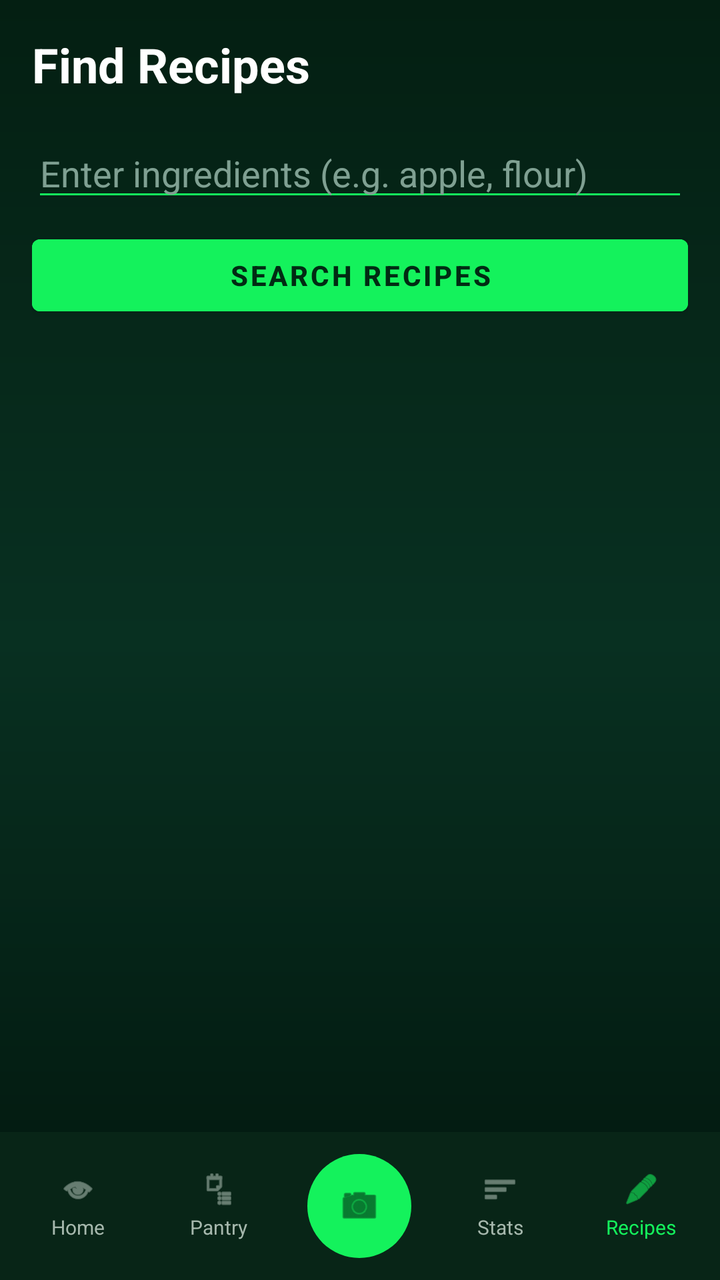
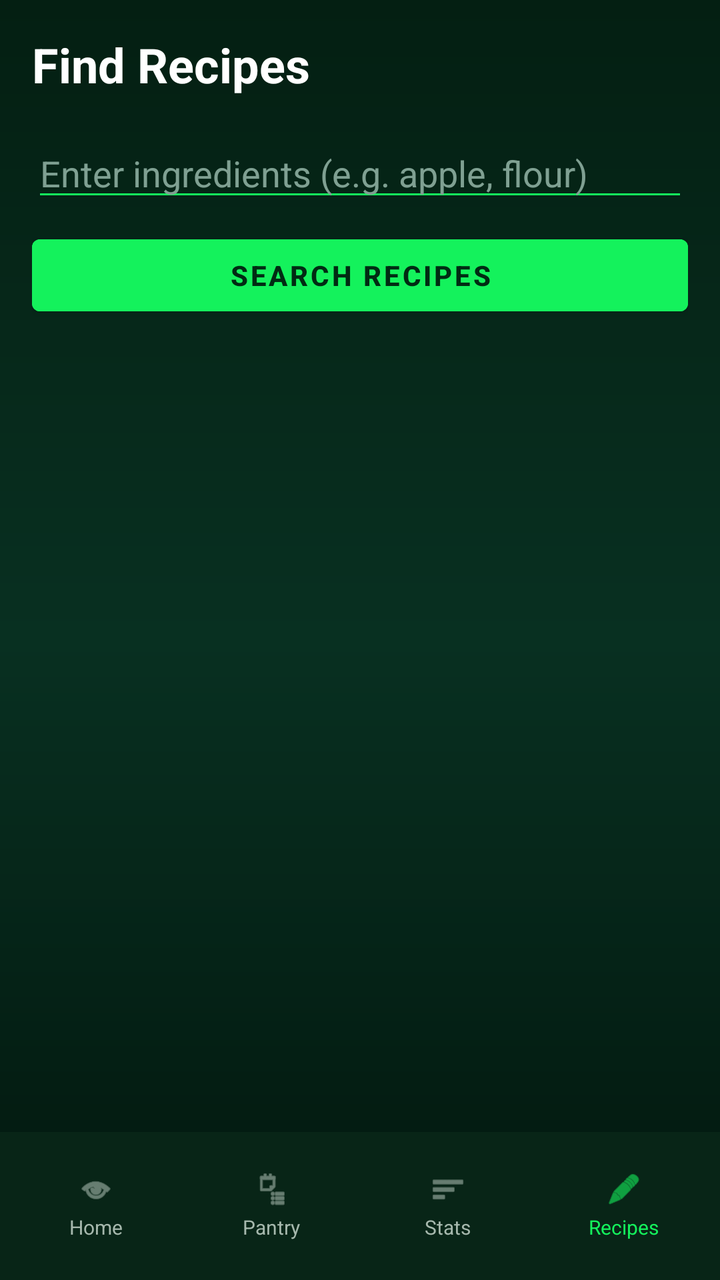

Two renders of the same Android screen: before a commit and after it. Below are the layout's source before the change and the commit's diff.
<!-- AndroidManifest.xml: application theme Theme.MobileGroup -->
<!-- res/layout/activity_main.xml -->
<?xml version="1.0" encoding="utf-8"?>
<LinearLayout xmlns:android="http://schemas.android.com/apk/res/android"
    xmlns:app="http://schemas.android.com/apk/res-auto"
    android:layout_width="match_parent"
    android:layout_height="match_parent"
    android:orientation="vertical"
    android:background="@drawable/bg_dashboard">

    
    <LinearLayout
        android:layout_width="match_parent"
        android:layout_height="0dp"
        android:layout_weight="1"
        android:orientation="vertical"
        android:padding="16dp">

        <TextView
            android:layout_width="wrap_content"
            android:layout_height="wrap_content"
            android:text="Find Recipes"
            android:textColor="#FFFFFF"
            android:textSize="24sp"
            android:textStyle="bold"
            android:layout_marginBottom="16dp"/>

        <EditText
            android:id="@+id/editText_ingredients"
            android:layout_width="match_parent"
            android:layout_height="wrap_content"
            android:hint="Enter ingredients (e.g. apple, flour)"
            android:textColor="#FFFFFF"
            android:textColorHint="#7FA092"
            android:backgroundTint="#14F25C"/>

        <Button
            android:id="@+id/button_search_recipes"
            android:layout_width="match_parent"
            android:layout_height="wrap_content"
            android:layout_marginTop="8dp"
            android:text="Search Recipes"
            android:backgroundTint="#14F25C"
            android:textColor="#012B13"
            android:textStyle="bold"/>

        <ProgressBar
            android:id="@+id/progressBar_loading"
            android:layout_width="wrap_content"
            android:layout_height="wrap_content"
            android:layout_gravity="center"
            android:visibility="gone"
            android:indeterminateTint="#14F25C"
            android:layout_marginTop="16dp"/>

        <androidx.recyclerview.widget.RecyclerView
            android:id="@+id/recyclerView_recipes"
            android:layout_width="match_parent"
            android:layout_height="match_parent"
            android:layout_marginTop="16dp"
            android:clipToPadding="false"/>
    </LinearLayout>

    
    <LinearLayout
        android:layout_width="match_parent"
        android:layout_height="74dp"
        android:background="#082517"
        android:gravity="center"
        android:orientation="horizontal"
        android:paddingStart="4dp"
        android:paddingEnd="4dp"
        android:weightSum="5">

        <LinearLayout
            android:id="@+id/navHome"
            android:layout_width="0dp"
            android:layout_height="wrap_content"
            android:layout_weight="1"
            android:gravity="center"
            android:orientation="vertical">

            <ImageView
                android:layout_width="18dp"
                android:layout_height="18dp"
                android:src="@android:drawable/ic_menu_view"
                app:tint="#A6B8AD" />

            <TextView
                android:layout_width="wrap_content"
                android:layout_height="wrap_content"
                android:layout_marginTop="3dp"
                android:text="Home"
                android:textColor="#A6B8AD"
                android:textSize="10sp" />
        </LinearLayout>

        <LinearLayout
            android:id="@+id/navPantry"
            android:layout_width="0dp"
            android:layout_height="wrap_content"
            android:layout_weight="1"
            android:gravity="center"
            android:orientation="vertical">

            <ImageView
                android:layout_width="18dp"
                android:layout_height="18dp"
                android:src="@android:drawable/ic_menu_agenda"
                app:tint="#A6B8AD" />

            <TextView
                android:layout_width="wrap_content"
                android:layout_height="wrap_content"
                android:layout_marginTop="3dp"
                android:text="Pantry"
                android:textColor="#A6B8AD"
                android:textSize="10sp" />
        </LinearLayout>

        <LinearLayout
            android:id="@+id/navScan"
            android:layout_width="0dp"
            android:layout_height="wrap_content"
            android:layout_weight="1"
            android:gravity="center"
            android:orientation="vertical">

            <FrameLayout
                android:layout_width="52dp"
                android:layout_height="52dp"
                android:background="@drawable/bg_scan_circle">

                <ImageView
                    android:layout_width="22dp"
                    android:layout_height="22dp"
                    android:layout_gravity="center"
                    android:src="@android:drawable/ic_menu_camera"
                    app:tint="#012B13" />
            </FrameLayout>
        </LinearLayout>

        <LinearLayout
            android:id="@+id/navStats"
            android:layout_width="0dp"
            android:layout_height="wrap_content"
            android:layout_weight="1"
            android:gravity="center"
            android:orientation="vertical">

            <ImageView
                android:layout_width="18dp"
                android:layout_height="18dp"
                android:src="@android:drawable/ic_menu_sort_by_size"
                app:tint="#A6B8AD" />

            <TextView
                android:layout_width="wrap_content"
                android:layout_height="wrap_content"
                android:layout_marginTop="3dp"
                android:text="Stats"
                android:textColor="#A6B8AD"
                android:textSize="10sp" />
        </LinearLayout>

        <LinearLayout
            android:id="@+id/navRecipes"
            android:layout_width="0dp"
            android:layout_height="wrap_content"
            android:layout_weight="1"
            android:gravity="center"
            android:orientation="vertical">

            <ImageView
                android:layout_width="18dp"
                android:layout_height="18dp"
                android:src="@android:drawable/ic_menu_edit"
                app:tint="#14F25C" />

            <TextView
                android:layout_width="wrap_content"
                android:layout_height="wrap_content"
                android:layout_marginTop="3dp"
                android:text="Recipes"
                android:textColor="#14F25C"
                android:textSize="10sp" />
        </LinearLayout>
    </LinearLayout>

</LinearLayout>
<!-- resources referenced by this layout -->
<resources>
  <!-- drawable bg_dashboard (drawable) -->
  <?xml version="1.0" encoding="utf-8"?>
  <shape xmlns:android="http://schemas.android.com/apk/res/android" android:shape="rectangle">
      <gradient
          android:angle="270"
          android:startColor="#041F12"
          android:centerColor="#083021"
          android:endColor="#02160D" />
  </shape>
  <!-- drawable bg_scan_circle (drawable) -->
  <?xml version="1.0" encoding="utf-8"?>
  <shape xmlns:android="http://schemas.android.com/apk/res/android" android:shape="oval">
      <solid android:color="#14F25C" />
  </shape>
  <style name="Theme.MobileGroup" parent="Theme.MaterialComponents.NoActionBar">
          
          <item name="colorPrimary">@color/green_primary</item>
          <item name="colorPrimaryVariant">@color/green_dark</item>
          <item name="colorOnPrimary">@color/background</item>
          <item name="colorSecondary">@color/green_button</item>
          <item name="colorOnSecondary">@color/background</item>
          <item name="android:colorBackground">@color/background</item>
          <item name="colorSurface">@color/surface</item>
          <item name="colorOnSurface">@color/text_primary</item>
  
          
          <item name="android:statusBarColor">@color/background</item>
          <item name="android:navigationBarColor">@color/surface</item>
          <item name="android:windowLightStatusBar">false</item>
  
          
          <item name="android:editTextColor">@color/text_primary</item>
          <item name="android:textColorHint">@color/text_hint</item>
          <item name="colorControlNormal">@color/green_dim</item>
          <item name="colorControlActivated">@color/green_primary</item>
  
          
          <item name="materialAlertDialogTheme">@style/Theme.MobileGroup.AlertDialog</item>
      </style>
  <color name="green_primary">#4ADE80</color>
  <color name="green_dark">#166534</color>
  <color name="background">#0F1C0F</color>
  <color name="green_button">#22C55E</color>
  <color name="surface">#1A2E1A</color>
  <color name="text_primary">#FFFFFF</color>
  <color name="text_hint">#4D7A4D</color>
  <color name="green_dim">#2D4A2D</color>
  <style name="Theme.MobileGroup.AlertDialog" parent="ThemeOverlay.MaterialComponents.MaterialAlertDialog">
          <item name="android:background">@color/surface</item>
          <item name="colorOnSurface">@color/text_primary</item>
          <item name="colorPrimary">@color/green_primary</item>
      </style>
</resources>

<!-- the commit's change to res/layout/activity_main.xml (unified diff, before → after) -->
@@ -68,7 +68,7 @@
         android:orientation="horizontal"
         android:paddingStart="4dp"
         android:paddingEnd="4dp"
-        android:weightSum="5">
+        android:weightSum="4">
 
         <LinearLayout
             android:id="@+id/navHome"
@@ -116,27 +116,7 @@
                 android:textSize="10sp" />
         </LinearLayout>
 
-        <LinearLayout
-            android:id="@+id/navScan"
-            android:layout_width="0dp"
-            android:layout_height="wrap_content"
-            android:layout_weight="1"
-            android:gravity="center"
-            android:orientation="vertical">
 
-            <FrameLayout
-                android:layout_width="52dp"
-                android:layout_height="52dp"
-                android:background="@drawable/bg_scan_circle">
-
-                <ImageView
-                    android:layout_width="22dp"
-                    android:layout_height="22dp"
-                    android:layout_gravity="center"
-                    android:src="@android:drawable/ic_menu_camera"
-                    app:tint="#012B13" />
-            </FrameLayout>
-        </LinearLayout>
 
         <LinearLayout
             android:id="@+id/navStats"
<!-- resource entries referenced after the edit -->
@@ -8,11 +8,6 @@
           android:startColor="#041F12"
           android:centerColor="#083021"
           android:endColor="#02160D" />
-  </shape>
-  <!-- drawable bg_scan_circle (drawable) -->
-  <?xml version="1.0" encoding="utf-8"?>
-  <shape xmlns:android="http://schemas.android.com/apk/res/android" android:shape="oval">
-      <solid android:color="#14F25C" />
   </shape>
   <style name="Theme.MobileGroup" parent="Theme.MaterialComponents.NoActionBar">
           
